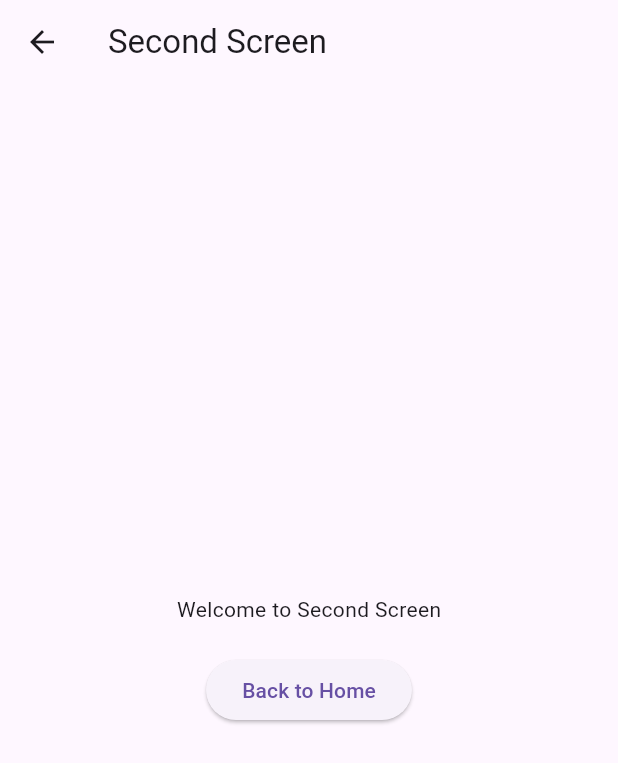
After one commit to Jannat150/MicroWealth, a Flutter app: the HomeScreen screen opened by its route, after a tap on "Go to Second Screen", on a phone screen of 412 x 824 dp. The commit adds this screen. Shown: the top 763 px of the screen. Run offline on Flutter 3.47's test engine with Material 3 defaults, Android fonts, the phone set to English and light mode, and no system bars; our stand-ins replace cloud_firestore, firebase_auth, firebase_core; accounts and stored records are empty.

Commit message:
feat: implemented multi-screen navigation using Navigator and routes

```diff
--- a/microwealth/lib/main.dart
+++ b/microwealth/lib/main.dart
@@ -1,15 +1,21 @@
 import 'package:flutter/material.dart';
 import 'package:firebase_core/firebase_core.dart';
+import 'package:flutter_web_plugins/url_strategy.dart';
 import 'firebase_options.dart';
 import 'screens/welcome_screen.dart';
 import 'screens/responsive_home.dart';
 import 'screens/login_screen.dart';
 import 'screens/signup_screen.dart';
 import 'screens/stateless_stateful_demo.dart';
+import 'screens/home_screen.dart';
+import 'screens/second_screen.dart';
 
 void main() async {
   // Ensures Flutter is initialized before Firebase
   WidgetsFlutterBinding.ensureInitialized();
+
+  // Remove # from URLs (use path-based routing)
+  usePathUrlStrategy();
 
   // Initialize Firebase with platform-specific configuration
   await Firebase.initializeApp(
@@ -33,14 +39,17 @@ class MyApp extends StatelessWidget {
         useMaterial3: true,
       ),
       // Start with login screen
-      home: LoginScreen(),
+      initialRoute: '/login',
       // Define routes for navigation
       routes: {
+        '/': (context) => LoginScreen(),
         '/login': (context) => LoginScreen(),
         '/signup': (context) => SignupScreen(),
         '/home': (context) => ResponsiveHome(),
         '/welcome': (context) => WelcomeScreen(),
         '/stateless-stateful-demo': (context) => StatelessStatefulDemo(),
+        '/second': (context) => SecondScreen(),
+        '/home-screen': (context) => HomeScreen(),
       },
     );
   }
--- /dev/null
+++ b/microwealth/lib/screens/home_screen.dart
@@ -0,0 +1,22 @@
+import 'package:flutter/material.dart';
+
+class HomeScreen extends StatelessWidget {
+  const HomeScreen({super.key});
+
+  @override
+  Widget build(BuildContext context) {
+    return Scaffold(
+      appBar: AppBar(
+        title: const Text("Home Screen"),
+      ),
+      body: Center(
+        child: ElevatedButton(
+          onPressed: () {
+            Navigator.pushNamed(context, '/second');
+          },
+          child: const Text("Go to Second Screen"),
+        ),
+      ),
+    );
+  }
+}
--- a/microwealth/lib/screens/responsive_home.dart
+++ b/microwealth/lib/screens/responsive_home.dart
@@ -1,7 +1,6 @@
 import 'package:flutter/material.dart';
 import '../services/auth_service.dart';
 import '../services/firestore_service.dart';
-import 'login_screen.dart';
 
 class ResponsiveHome extends StatefulWidget {
   @override
@@ -45,10 +44,7 @@ class _ResponsiveHomeState extends State<ResponsiveHome> {
 
     if (!mounted) return;
 
-    Navigator.pushReplacement(
-      context,
-      MaterialPageRoute(builder: (context) => LoginScreen()),
-    );
+    Navigator.pushReplacementNamed(context, '/login');
   }
 
   @override
--- /dev/null
+++ b/microwealth/lib/screens/second_screen.dart
@@ -0,0 +1,32 @@
+import 'package:flutter/material.dart';
+
+class SecondScreen extends StatelessWidget {
+  const SecondScreen({super.key});
+
+  @override
+  Widget build(BuildContext context) {
+    final message =
+        ModalRoute.of(context)!.settings.arguments as String?;
+
+    return Scaffold(
+      appBar: AppBar(
+        title: const Text("Second Screen"),
+      ),
+      body: Center(
+        child: Column(
+          mainAxisAlignment: MainAxisAlignment.center,
+          children: [
+            Text(message ?? "Welcome to Second Screen"),
+            const SizedBox(height: 20),
+            ElevatedButton(
+              onPressed: () {
+                Navigator.pop(context);
+              },
+              child: const Text("Back to Home"),
+            ),
+          ],
+        ),
+      ),
+    );
+  }
+}
```
Also changed, not shown: microwealth/lib/screens/login_screen.dart (+2 -10 lines), microwealth/lib/screens/signup_screen.dart (+2 -10 lines), 1 other file.
